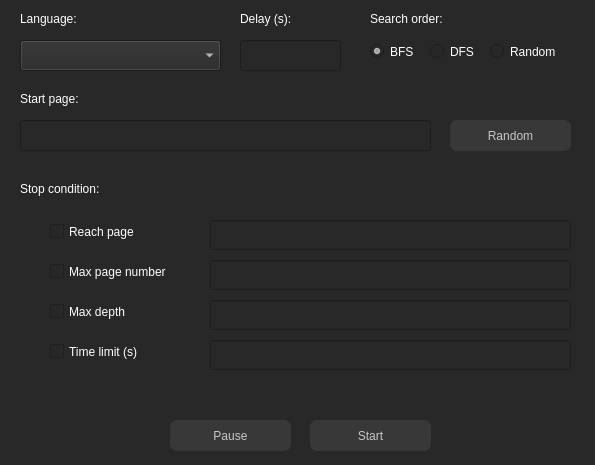
The window that resource/gui/CrawlDialog.ui (dthung1602/WikipediaGraphViz) describes before a commit, drawn with Qt 5.
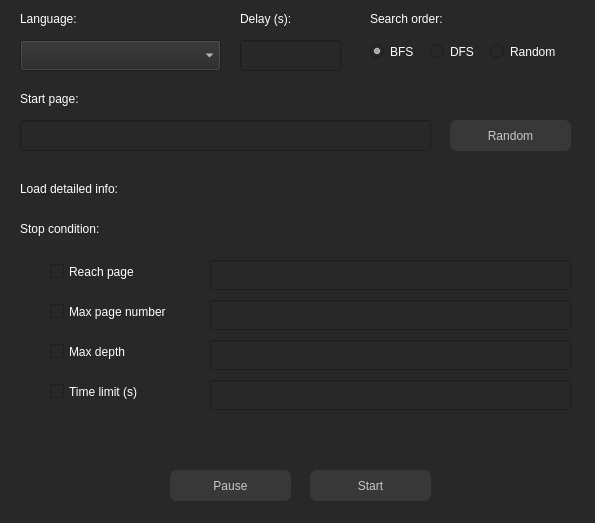
The same window after the commit.

Diff of the .ui file:
```diff
--- a/resource/gui/CrawlDialog.ui
+++ b/resource/gui/CrawlDialog.ui
@@ -7,7 +7,7 @@
     <x>0</x>
     <y>0</y>
     <width>595</width>
-    <height>465</height>
+    <height>523</height>
    </rect>
   </property>
   <property name="windowTitle">
@@ -21,7 +21,7 @@
    <property name="geometry">
     <rect>
      <x>170</x>
-     <y>420</y>
+     <y>470</y>
      <width>121</width>
      <height>31</height>
     </rect>
@@ -97,7 +97,7 @@
    <property name="geometry">
     <rect>
      <x>20</x>
-     <y>180</y>
+     <y>220</y>
      <width>111</width>
      <height>17</height>
     </rect>
@@ -198,7 +198,7 @@
    <property name="geometry">
     <rect>
      <x>310</x>
-     <y>420</y>
+     <y>470</y>
      <width>121</width>
      <height>31</height>
     </rect>
@@ -224,7 +224,7 @@
    <property name="geometry">
     <rect>
      <x>50</x>
-     <y>220</y>
+     <y>260</y>
      <width>161</width>
      <height>23</height>
     </rect>
@@ -237,7 +237,7 @@
    <property name="geometry">
     <rect>
      <x>50</x>
-     <y>260</y>
+     <y>300</y>
      <width>161</width>
      <height>23</height>
     </rect>
@@ -250,7 +250,7 @@
    <property name="geometry">
     <rect>
      <x>50</x>
-     <y>300</y>
+     <y>340</y>
      <width>161</width>
      <height>23</height>
     </rect>
@@ -263,7 +263,7 @@
    <property name="geometry">
     <rect>
      <x>50</x>
-     <y>340</y>
+     <y>380</y>
      <width>161</width>
      <height>23</height>
     </rect>
@@ -276,7 +276,7 @@
    <property name="geometry">
     <rect>
      <x>210</x>
-     <y>220</y>
+     <y>260</y>
      <width>361</width>
      <height>30</height>
     </rect>
@@ -286,7 +286,7 @@
    <property name="geometry">
     <rect>
      <x>210</x>
-     <y>260</y>
+     <y>300</y>
      <width>361</width>
      <height>30</height>
     </rect>
@@ -296,7 +296,7 @@
    <property name="geometry">
     <rect>
      <x>210</x>
-     <y>300</y>
+     <y>340</y>
      <width>361</width>
      <height>30</height>
     </rect>
@@ -306,7 +306,7 @@
    <property name="geometry">
     <rect>
      <x>210</x>
-     <y>340</y>
+     <y>380</y>
      <width>361</width>
      <height>30</height>
     </rect>
@@ -325,6 +325,32 @@
     <string>Random</string>
    </property>
   </widget>
+  <widget class="QLabel" name="label_6">
+   <property name="geometry">
+    <rect>
+     <x>20</x>
+     <y>180</y>
+     <width>141</width>
+     <height>17</height>
+    </rect>
+   </property>
+   <property name="text">
+    <string>Load detailed info:</string>
+   </property>
+  </widget>
+  <widget class="QLabel" name="switchContainer">
+   <property name="geometry">
+    <rect>
+     <x>170</x>
+     <y>180</y>
+     <width>51</width>
+     <height>21</height>
+    </rect>
+   </property>
+   <property name="text">
+    <string/>
+   </property>
+  </widget>
  </widget>
  <resources/>
  <connections/>
```
